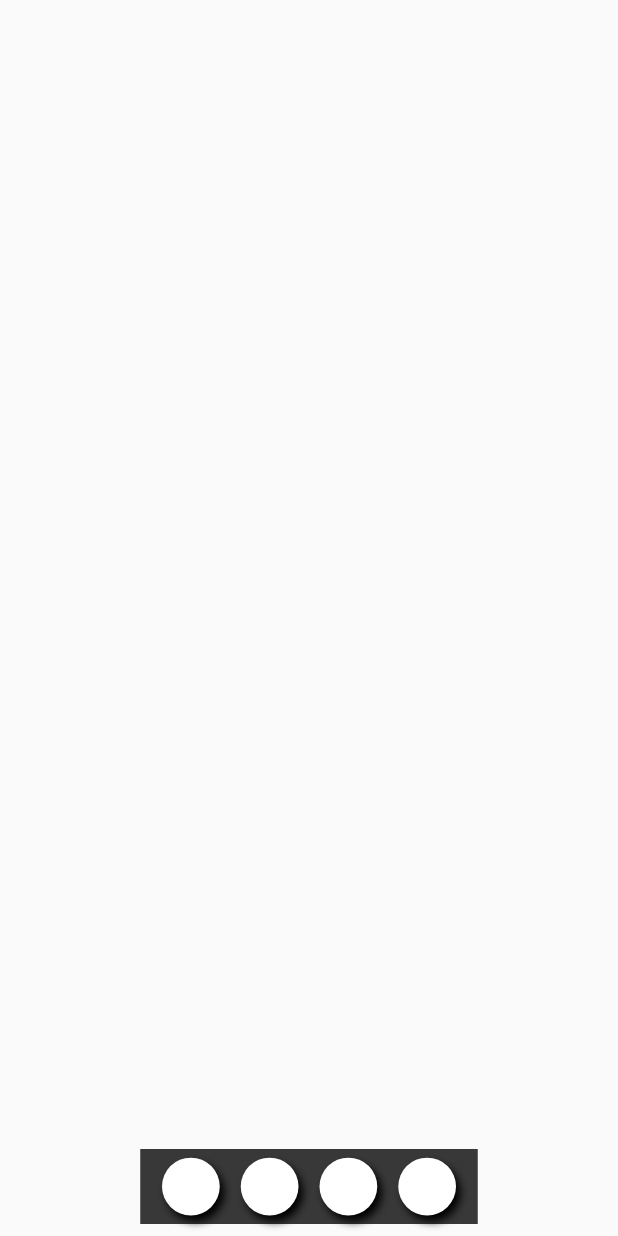
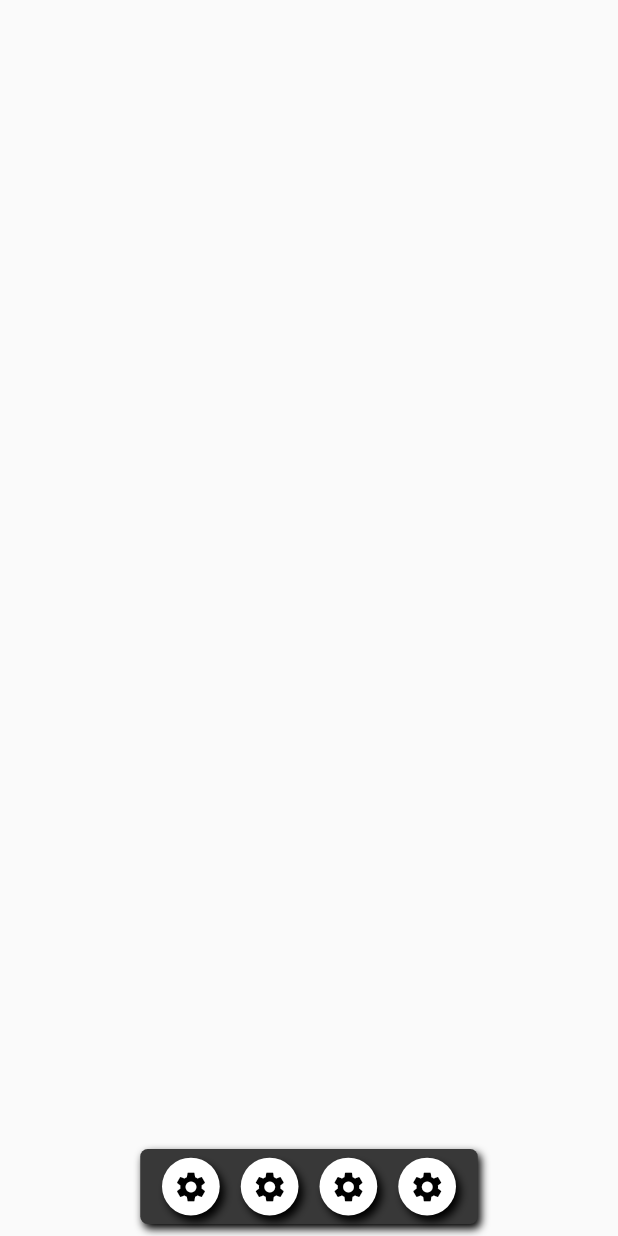
Before and after one commit to aeskerminen/sky-core, a Flutter app: the screen it shows after launch, on a phone screen of 412 x 824 dp. Run offline on Flutter 3.47's test engine with Material 2 defaults, Android fonts, the phone set to English and light mode, and no system bars.

Commit message:
Add actual buttons to toolbar

```diff
--- a/sky_notes/lib/main.dart
+++ b/sky_notes/lib/main.dart
@@ -47,7 +47,13 @@ class Home extends StatelessWidget {
               height: 50,
               width: 225,
               child: Container(
+                decoration: BoxDecoration(
                   color: const Color(0xFF383838),
+                  borderRadius: BorderRadius.circular(5),
+                  boxShadow: const [
+                    BoxShadow(blurRadius: 4, offset: Offset(2, 3))
+                  ],
+                ),
                 child: Row(
                   mainAxisAlignment: MainAxisAlignment.center,
                   children: const [
@@ -80,10 +86,21 @@ class ToolbarButton extends StatelessWidget {
           color: Colors.white,
           borderRadius: BorderRadius.circular(20),
           boxShadow: const [
-              BoxShadow(
-                  color: Colors.black, blurRadius: 4, offset: Offset(3, 4))
+            BoxShadow(color: Colors.black, blurRadius: 4, offset: Offset(3, 4))
           ],
-          )),
+        ),
+        child: TextButton(
+          onPressed: () => {},
+          child: const Icon(
+            Icons.settings,
+            color: Colors.black,
+          ),
+          style: TextButton.styleFrom(
+              shape: const CircleBorder(),
+              alignment: Alignment.center,
+              padding: EdgeInsets.zero),
+        ),
+      ),
     );
   }
 }
```
Lines whose indentation alone changed are shown as unchanged.
